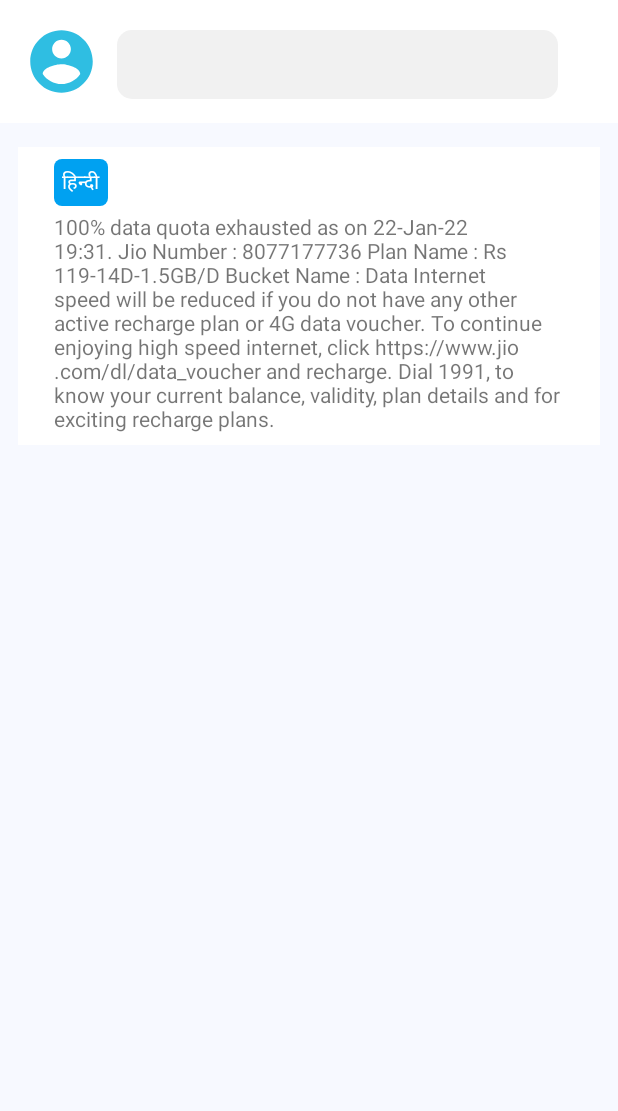
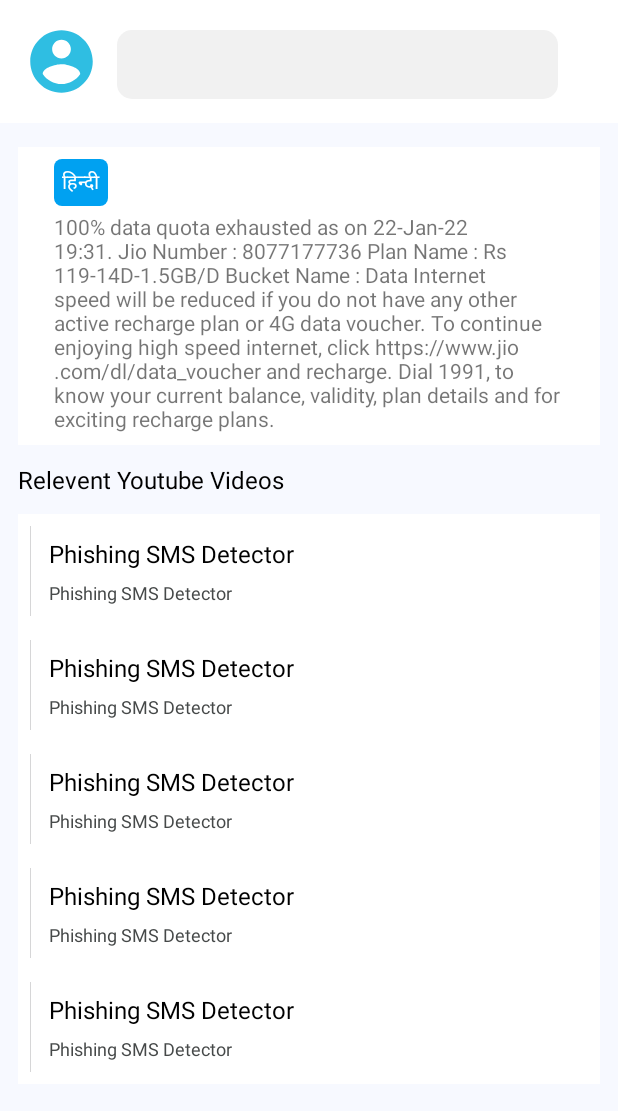
Before and after one commit to The-Fuse/SMS-Phishing-Detection, an Android app: the layout fragment_message_details.xml on its own in the app's theme, with its tools: preview values and no code run, on a phone screen of 412 x 824 dp. Shown: the top 1111 px of the screen. Run offline under Robolectric (Android 15) with nearby library versions, the phone set to English and light mode, and no system bars.

Commit message:
Added youtube API

```diff
--- a/app/src/main/AndroidManifest.xml
+++ b/app/src/main/AndroidManifest.xml
@@ -11,7 +11,7 @@
         android:label="@string/app_name"
         android:roundIcon="@mipmap/ic_launcher_round"
         android:supportsRtl="true"
-        android:theme="@style/Theme.PhishingSMSDetector">
+        android:theme="@style/Theme.PhishingSMSDetector.light">
         <activity
             android:name=".MainActivity"
             android:exported="true">
--- a/app/src/main/res/layout/fragment_message_details.xml
+++ b/app/src/main/res/layout/fragment_message_details.xml
@@ -28,7 +28,7 @@
             app:layout_constraintTop_toTopOf="parent"
             app:message="@{message}" />
 
-        <androidx.constraintlayout.widget.ConstraintLayout
+        <androidx.core.widget.NestedScrollView
             android:layout_width="match_parent"
             android:layout_height="0dp"
             android:layout_marginTop="16dp"
@@ -39,13 +39,17 @@
             app:layout_constraintTop_toBottomOf="@+id/include">
 
             <androidx.constraintlayout.widget.ConstraintLayout
+                android:layout_width="match_parent"
+                android:layout_height="match_parent">
+
+                <androidx.constraintlayout.widget.ConstraintLayout
                     android:id="@+id/hindi_constraint_layout"
                     android:layout_width="match_parent"
                     android:layout_height="wrap_content"
+                    android:layout_marginStart="12dp"
+                    android:layout_marginTop="16dp"
+                    android:layout_marginEnd="12dp"
                     android:background="@color/white"
-                android:layout_marginTop="16dp"
-                android:layout_marginStart="12dp"
-                android:layout_marginEnd="12dp"
                     android:padding="8dp"
                     app:layout_constraintEnd_toEndOf="parent"
                     app:layout_constraintStart_toStartOf="parent"
@@ -67,17 +71,46 @@
                     <TextView
                         android:layout_width="0dp"
                         android:layout_height="wrap_content"
+                        android:layout_marginTop="4dp"
                         android:layout_marginEnd="16dp"
-                    tools:text="@string/temp_msg"
                         android:text="@{viewModel.hindiText}"
-                    android:layout_marginTop="4dp"
                         app:layout_constraintEnd_toEndOf="parent"
                         app:layout_constraintStart_toStartOf="@+id/textView"
-                    app:layout_constraintTop_toBottomOf="@+id/textView" />
+                        app:layout_constraintTop_toBottomOf="@+id/textView"
+                        tools:text="@string/temp_msg" />
 
                 </androidx.constraintlayout.widget.ConstraintLayout>
 
+                <TextView
+                    android:id="@+id/textView2"
+                    android:layout_width="wrap_content"
+                    android:layout_height="wrap_content"
+                    android:text="Relevent Youtube Videos"
+                    android:textColor="@color/black"
+                    android:textSize="16sp"
+                    android:layout_marginTop="12dp"
+                    app:layout_constraintStart_toStartOf="@+id/hindi_constraint_layout"
+                    app:layout_constraintTop_toBottomOf="@+id/hindi_constraint_layout" />
+
+                <androidx.recyclerview.widget.RecyclerView
+                    android:id="@+id/recycler_view_sender"
+                    android:background="@color/white"
+                    android:layout_width="0dp"
+                    android:layout_height="wrap_content"
+                    android:nestedScrollingEnabled="false"
+                    android:scrollbars="vertical"
+                    android:layout_marginTop="12dp"
+                    app:bindSenderData="@{viewModel.youtubeList}"
+                    app:layoutManager="androidx.recyclerview.widget.LinearLayoutManager"
+                    app:layout_constraintEnd_toEndOf="@+id/hindi_constraint_layout"
+                    app:layout_constraintStart_toStartOf="@+id/hindi_constraint_layout"
+                    app:layout_constraintTop_toBottomOf="@+id/textView2"
+                    tools:itemCount="5"
+                    tools:listitem="@layout/youtube_video" />
+
             </androidx.constraintlayout.widget.ConstraintLayout>
+
+        </androidx.core.widget.NestedScrollView>
 
     </androidx.constraintlayout.widget.ConstraintLayout>
 </layout>
--- /dev/null
+++ b/app/src/main/res/layout/youtube_video.xml
@@ -0,0 +1,51 @@
+<?xml version="1.0" encoding="utf-8"?>
+<layout xmlns:android="http://schemas.android.com/apk/res/android"
+    xmlns:app="http://schemas.android.com/apk/res-auto"
+    xmlns:tools="http://schemas.android.com/tools">
+
+    <data>
+
+    </data>
+
+    <androidx.constraintlayout.widget.ConstraintLayout
+        android:layout_width="match_parent"
+        android:layout_height="wrap_content"
+        android:padding="8dp">
+
+        <ImageView
+            android:id="@+id/youtube_thumbnail"
+            android:layout_width="wrap_content"
+            android:layout_height="60dp"
+            app:layout_constraintBottom_toBottomOf="parent"
+            app:layout_constraintStart_toStartOf="parent"
+            app:layout_constraintTop_toTopOf="parent"
+            tools:src="@tools:sample/avatars" />
+
+        <TextView
+            android:id="@+id/youtube_title_textView"
+            android:layout_width="wrap_content"
+            android:layout_height="wrap_content"
+            android:layout_marginStart="12dp"
+            android:textColor="@color/black"
+            android:textSize="16sp"
+            android:maxLines="1"
+            app:layout_constraintBottom_toTopOf="@+id/youtube_subText_textView"
+            app:layout_constraintStart_toEndOf="@+id/youtube_thumbnail"
+            app:layout_constraintTop_toTopOf="@+id/youtube_thumbnail"
+            tools:text="@string/app_name" />
+
+        <TextView
+            android:id="@+id/youtube_subText_textView"
+            android:layout_width="wrap_content"
+            android:layout_height="wrap_content"
+            android:textColor="#464949"
+            android:textSize="12sp"
+            android:maxLines="2"
+            app:layout_constraintBottom_toBottomOf="@+id/youtube_thumbnail"
+            app:layout_constraintStart_toStartOf="@+id/youtube_title_textView"
+            app:layout_constraintTop_toBottomOf="@+id/youtube_title_textView"
+            tools:text="@string/app_name" />
+
+
+    </androidx.constraintlayout.widget.ConstraintLayout>
+</layout>
--- a/app/src/main/res/values/themes.xml
+++ b/app/src/main/res/values/themes.xml
@@ -1,6 +1,6 @@
 <resources xmlns:tools="http://schemas.android.com/tools">
     <!-- Base application theme. -->
-    <style name="Theme.PhishingSMSDetector" parent="Theme.MaterialComponents.DayNight.DarkActionBar">
+    <style name="Theme.PhishingSMSDetector.light" parent="Theme.MaterialComponents.Light.DarkActionBar">
         <!-- Primary brand color. -->
         <item name="colorPrimary">@color/purple_500</item>
         <item name="colorPrimaryVariant">@color/purple_700</item>
```
Also changed, not shown: app/src/main/java/com/solvabit/phishingsmsdetector/api/PhishingAPI.kt (+18 -4 lines), app/src/main/java/com/solvabit/phishingsmsdetector/models/YoutubeData.kt (added, +54 -0 lines), app/src/main/java/com/solvabit/phishingsmsdetector/screens/details/MessageDetailsViewModel.kt (+36 -16 lines). Lines whose indentation alone changed are shown as unchanged.
